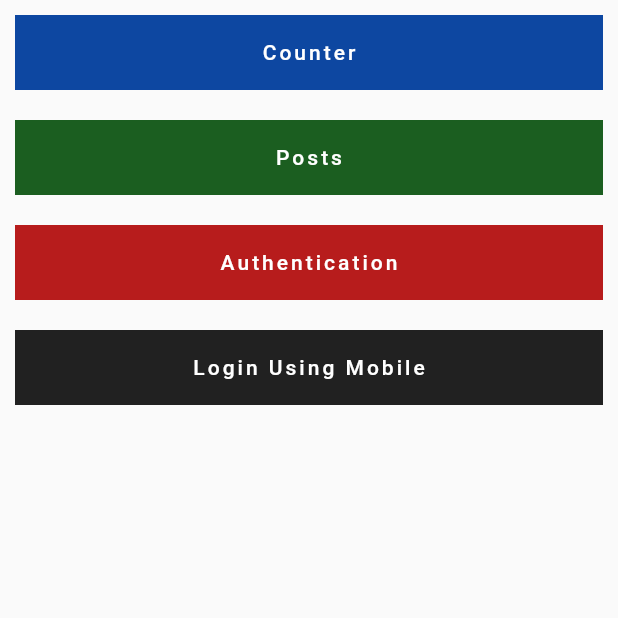
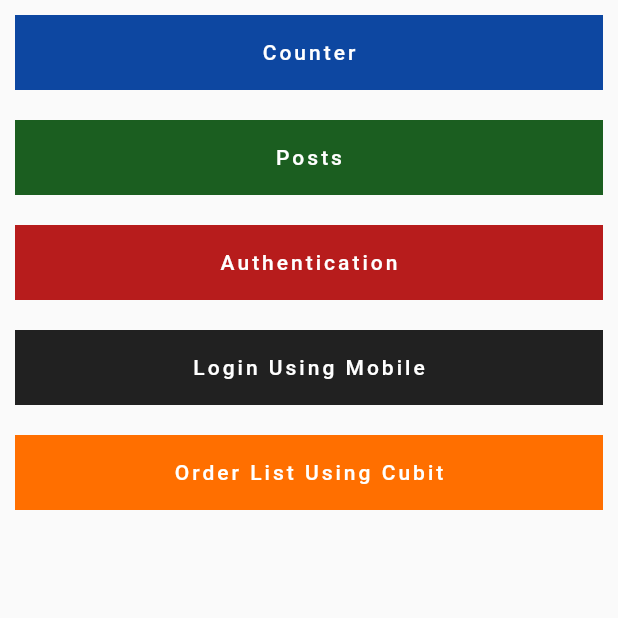
Before and after one commit to prajjwalgangwar/bloc_examples, a Flutter app: the screen it shows after launch, on a phone screen of 412 x 824 dp, the top half of it. Run offline on Flutter 3.47's test engine with Material 2 defaults, Android fonts, the phone set to English and light mode, and no system bars; our stand-ins replace argon_buttons_flutter, bloc, bloc_concurrency, cached_network_image, equatable, flutter_bloc and 4 more; statements that could not run were skipped.

Commit message:
minor changes in path of files.

```diff
--- a/lib/authentication/authentication_event.dart
+++ b/lib/abcd/authentication/authentication_event.dart
@@ -14,3 +14,5 @@ class AuthenticationSuccessEvent extends AuthenticationEvent {
   final String phoneNumber;
   AuthenticationSuccessEvent( {required this.phoneNumber});
 }
+
+class OTPInitialEvent extends AuthenticationEvent{}
--- a/lib/authentication/authentication_state.dart
+++ b/lib/abcd/authentication/authentication_state.dart
@@ -5,6 +5,8 @@ class AuthenticationInitialState extends AuthenticationState {}
 class AuthenticationValidState extends AuthenticationState {
 
 }
+
+class OTPInitialState extends AuthenticationState{}
 
 class AuthenticationErrorState extends AuthenticationState {
   final String errorMessage;
--- a/lib/counter/counter_view.dart
+++ b/lib/abcd/counter_cubit/counter_view.dart
@@ -1,9 +1,9 @@
 
+import 'package:bloc_examples/abcd/counter_cubit/counter_cubit.dart';
 import 'package:flutter/material.dart';
 import 'package:flutter_bloc/flutter_bloc.dart';
 import 'package:iconly/iconly.dart';
 
-import 'package:bloc_examples/counter/counter_cubit.dart';
 
 class CounterPage extends StatelessWidget {
   @override
--- a/lib/screens/Home.dart
+++ b/lib/screens/Home.dart
@@ -1,15 +1,15 @@
-
 import 'package:bloc_examples/authentication/authentication_bloc.dart';
+import 'package:bloc_examples/authentication/authentication_event.dart';
+import 'package:bloc_examples/abcd/orderdetail_cubit/OrderDetailPage.dart';
+import 'package:bloc_examples/abcd/orderdetail_cubit/order_detail_cubit.dart';
 import 'package:bloc_examples/screens/Login_Signup/LoginPage.dart';
 import 'package:bloc_examples/widgets/card_navigation_button.dart';
 import 'package:flutter/material.dart';
 import 'package:flutter_bloc/flutter_bloc.dart';
+import '../abcd/counter_cubit/counter_view.dart';
+import '../abcd/posts/posts_view.dart';
 
-import '../authentication/authentication_view.dart';
-import '../counter/counter_view.dart';
-import '../posts/posts_view.dart';
-
-class Home extends StatelessWidget{
+class Home extends StatelessWidget {
   @override
   Widget build(BuildContext context) {
     return SafeArea(
@@ -19,21 +19,43 @@ class Home extends StatelessWidget{
             mainAxisAlignment: MainAxisAlignment.center,
             crossAxisAlignment: CrossAxisAlignment.stretch,
             children: [
-              CardNavigationButton(name: 'Counter', color: Colors.blue.shade900, navigate: CounterPage(),),
-              CardNavigationButton(name: 'Posts', color: Colors.green.shade900, navigate: const PostsPage(),),
-
-
-              CardNavigationButton(name: 'Authentication', color: Colors.red.shade900, navigate: BlocProvider(
-  create: (context) => AuthenticationBloc(),
-  child: LoginPage(),
-),),
-              CardNavigationButton(name: 'Login Using Mobile', color: Colors.grey.shade900, navigate: LoginPage(),),
-
+              CardNavigationButton(
+                name: 'Counter',
+                color: Colors.blue.shade900,
+                navigate: CounterPage(),
+              ),
+              CardNavigationButton(
+                name: 'Posts',
+                color: Colors.green.shade900,
+                navigate: const PostsPage(),
+              ),
+              CardNavigationButton(
+                name: 'Authentication',
+                color: Colors.red.shade900,
+                navigate: BlocProvider(
+                  create: (context) =>
+                  AuthenticationBloc()
+                    ..add(AuthenticationInitialEvent()),
+                  child: LoginPage(),
+                ),
+              ),
+              CardNavigationButton(
+                name: 'Login Using Mobile',
+                color: Colors.grey.shade900,
+                navigate: LoginPage(),
+              ),
+              CardNavigationButton(
+                name: 'Order List Using Cubit',
+                color: Colors.amber.shade900,
+                navigate: BlocProvider(
+                  create: (context) => OrderDetailCubit(),
+                  child: const OrderDetail(),
+                ),
+              ),
             ],
           ),
         ),
       ),
     );
   }
-
 }
--- a/pubspec.yaml
+++ b/pubspec.yaml
@@ -48,6 +48,7 @@ dependencies:
   argon_buttons_flutter: ^1.1.0
   cached_network_image: ^3.2.1
   email_validator: ^2.0.1
+  random_string: ^2.3.1
 
 dev_dependencies:
   flutter_test:
```
Also changed, not shown: lib/authentication/authentication_view.dart (deleted, +0 -23 lines), lib/screens/Login_Signup/OTPpage.dart (+47 -52 lines), lib/abcd/authentication/authentication_bloc.dart (renamed from lib/authentication/authentication_bloc.dart), lib/abcd/controllers/authentication_controller.dart (renamed from lib/controllers/authentication_controller.dart), lib/abcd/counter_cubit/counter_cubit.dart (renamed from lib/counter/counter_cubit.dart), lib/abcd/counter_cubit/counter_state.dart (renamed from lib/counter/counter_state.dart), lib/abcd/posts/posts_bloc.dart (renamed from lib/posts/posts_bloc.dart), lib/abcd/posts/posts_event.dart (renamed from lib/posts/posts_event.dart), lib/abcd/posts/posts_state.dart (renamed from lib/posts/posts_state.dart), lib/abcd/posts/posts_view.dart (renamed from lib/posts/posts_view.dart), pubspec.lock, 1 other file.
